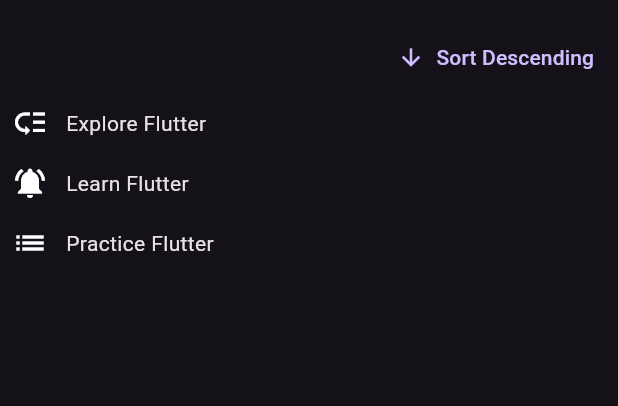
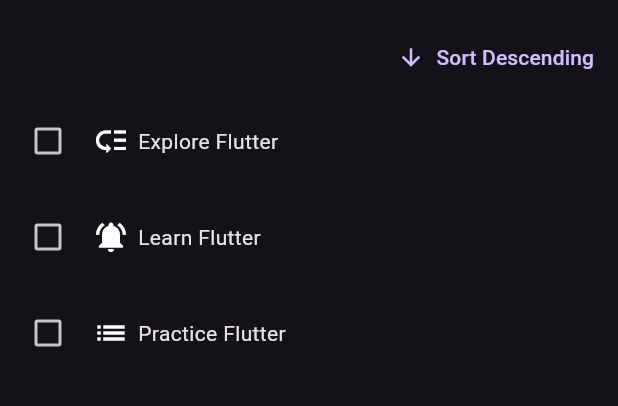
Before and after one commit to AtharvaParadkar/Flutter-Internals, a Flutter app: the screen it shows after launch, on a phone screen of 412 x 824 dp, the part 63-469 px from its top. Run offline on Flutter 3.47's test engine with Material 3 defaults, Android fonts, the phone set to English and light mode, and no system bars.

Commit message:
Adding Keys

```diff
--- a/lib/keys/checkable_todo_item.dart
+++ b/lib/keys/checkable_todo_item.dart
@@ -3,7 +3,7 @@ import 'package:flutter/material.dart';
 enum Priority{urgent,normal,low}
 
 class CheckableTodoItem extends StatefulWidget {
-  const CheckableTodoItem({super.key, required this.text, required this.priority});
+  const CheckableTodoItem(this.text, this.priority,{super.key});
 
   final String text;
   final Priority priority;
--- a/lib/keys/keys.dart
+++ b/lib/keys/keys.dart
@@ -1,5 +1,6 @@
 import 'package:flutter/material.dart';
-import 'package:flutter_internals/keys/todoitem.dart';
+import 'package:flutter_internals/keys/checkable_todo_item.dart';
+// import 'package:flutter_internals/keys/todoitem.dart';
 
 class Todo {
   Todo(this.text, this.priority);
@@ -56,7 +57,11 @@ class _KeysState extends State<Keys> {
           child: Column(
             children: [
               for (final todo in _orderedTodos)
-                TodoItem(
+                CheckableTodoItem(
+                  //~ Value key manages t only one value
+                  // key: ValueKey(todo.text),
+                  //~ ObjectKey manages the entire object
+                  key: ObjectKey(todo),
                   todo.text,
                   todo.priority,
                 ),
```
